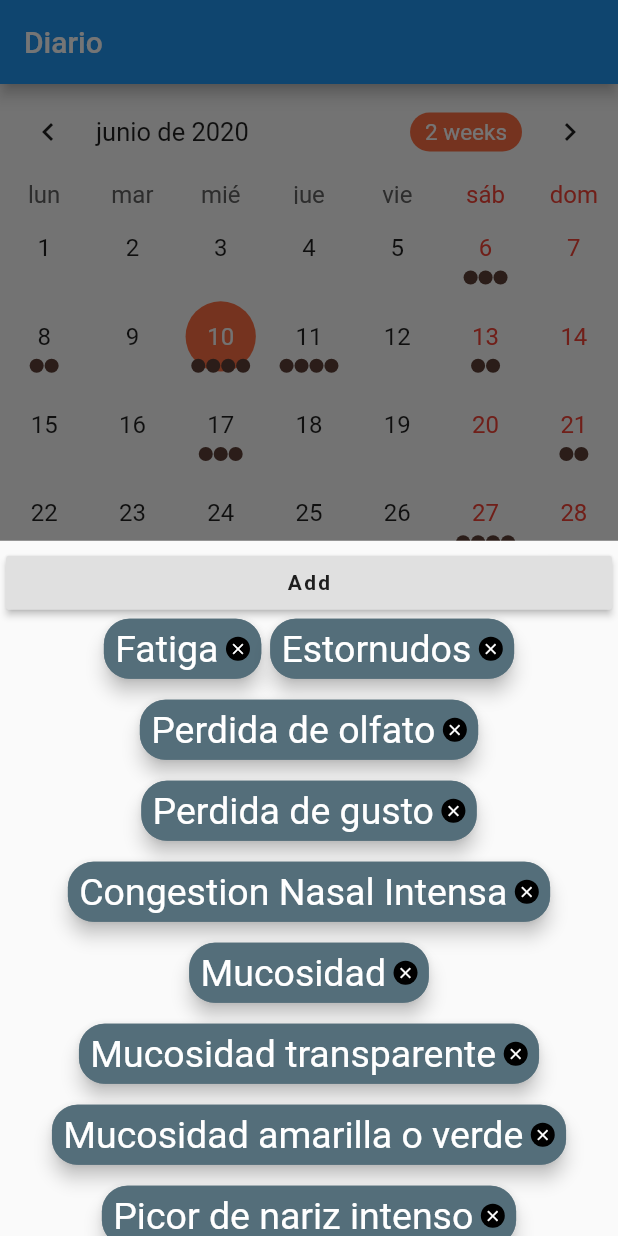
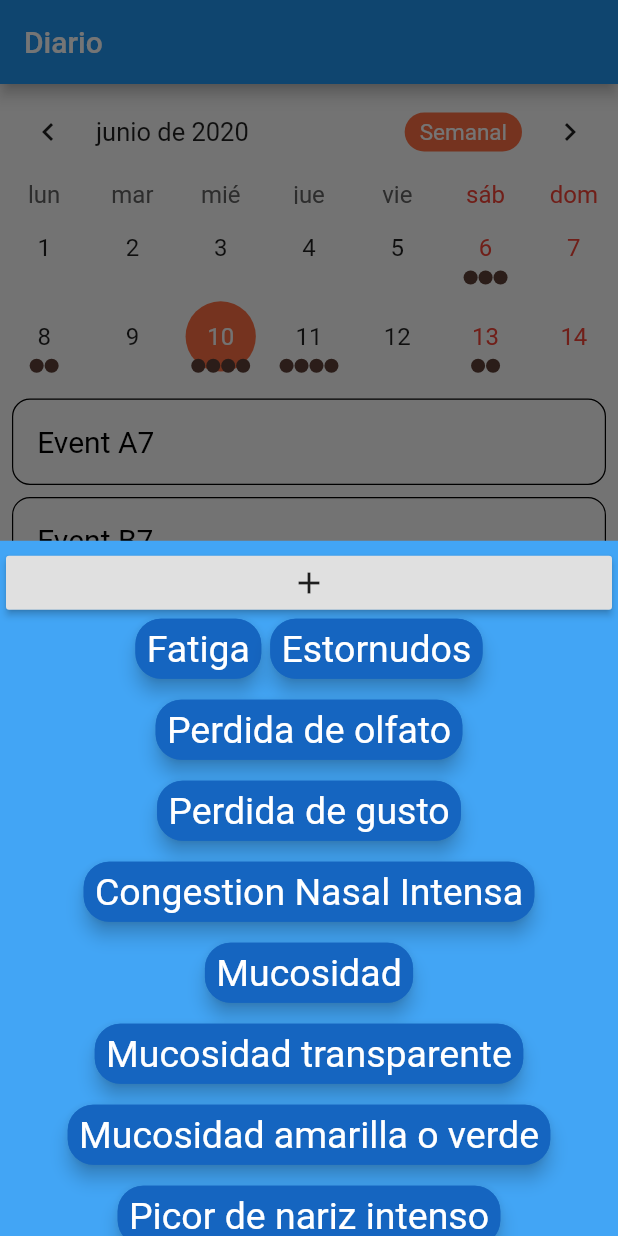
Before and after one commit to ftenaf/drwhatson, a Flutter app: the screen it shows after launch, item 2 of the bottom bar chosen, after a tap on the "add" icon, on a phone screen of 412 x 824 dp. Run offline on Flutter 3.47's test engine with Material 2 defaults, Android fonts, the phone set to English and light mode, and no system bars; drawn by our look-alikes of curved_navigation_bar, flutter_tags, table_calendar; our stand-ins replace easy_localization, flare_flutter, flutter_markdown, get_it, sembast, sembast_web and 2 more; missing offline and left inert: expressions, shared_preferences_web; accounts and stored records are empty; network calls fail; Roboto replaces fonts that are missing (Nunito).

Commit message:
calendar and events, to be finished

```diff
--- a/lib/ui/views/calendar_screen.dart
+++ b/lib/ui/views/calendar_screen.dart
@@ -53,17 +53,16 @@ class _CalendarScreenState extends State<CalendarScreen> with TickerProviderStat
     'Diarrea',
     'Dificultad para respirar',
     'Picor de ojos (conjuntivitis)',
-    'Asma',
-    'Sintomas prolongados y persistentes',
-    'Duración máxima de 15 días'
+    'Asma'
   ];
 
   List _items;
+  DateTime _selectedDay;
   @override
   void initState() {
     super.initState();
     _items = _list.toList();
-    final _selectedDay = DateTime.now();
+    _selectedDay = DateTime.now();
 
     _events = {
       _selectedDay.subtract(Duration(days: 30)): ['Event A0', 'Event B0', 'Event C0'],
@@ -104,6 +103,7 @@ class _CalendarScreenState extends State<CalendarScreen> with TickerProviderStat
   void _onDaySelected(DateTime day, List events) {
     print('CALLBACK: _onDaySelected');
     setState(() {
+      _selectedDay = day;
       _selectedEvents = events;
     });
   }
@@ -128,8 +128,8 @@ class _CalendarScreenState extends State<CalendarScreen> with TickerProviderStat
           _buildTableCalendar(),
           //_buildTableCalendarWithBuilders(),
           const SizedBox(height: 8.0),
-          _buildButtons(),
-          const SizedBox(height: 8.0),
+          /*_buildButtons(),
+          const SizedBox(height: 8.0),*/
           Expanded(child: _buildEventList()),
         ],
       ),
@@ -150,7 +150,14 @@ class _CalendarScreenState extends State<CalendarScreen> with TickerProviderStat
       calendarController: _calendarController,
       events: _events,
       holidays: _holidays,
+      initialSelectedDay: DateTime.now(),
       startingDayOfWeek: StartingDayOfWeek.monday,
+      initialCalendarFormat: CalendarFormat.twoWeeks,
+      availableCalendarFormats: const {
+        CalendarFormat.month: 'Mes',
+        CalendarFormat.twoWeeks: '2 Semanas',
+        CalendarFormat.week: 'Semanal',
+      },
       calendarStyle: CalendarStyle(
         selectedColor: Colors.deepOrange[400],
         todayColor: Colors.deepOrange[200],
@@ -167,55 +174,6 @@ class _CalendarScreenState extends State<CalendarScreen> with TickerProviderStat
       onDaySelected: _onDaySelected,
       onVisibleDaysChanged: _onVisibleDaysChanged,
       onCalendarCreated: _onCalendarCreated,
-    );
-  }
-
-  Widget _buildButtons() {
-    final dateTime = _events.keys.elementAt(_events.length - 2);
-
-    return Column(
-      children: <Widget>[
-        Row(
-          mainAxisSize: MainAxisSize.max,
-          mainAxisAlignment: MainAxisAlignment.spaceEvenly,
-          children: <Widget>[
-            RaisedButton(
-              child: Text('Month'),
-              onPressed: () {
-                setState(() {
-                  _calendarController.setCalendarFormat(CalendarFormat.month);
-                });
-              },
-            ),
-            RaisedButton(
-              child: Text('2 weeks'),
-              onPressed: () {
-                setState(() {
-                  _calendarController.setCalendarFormat(CalendarFormat.twoWeeks);
-                });
-              },
-            ),
-            RaisedButton(
-              child: Text('Week'),
-              onPressed: () {
-                setState(() {
-                  _calendarController.setCalendarFormat(CalendarFormat.week);
-                });
-              },
-            ),
-          ],
-        ),
-        /* const SizedBox(height: 8.0),
-        RaisedButton(
-          child: Text('Set day ${dateTime.day}-${dateTime.month}-${dateTime.year}'),
-          onPressed: () {
-            _calendarController.setSelectedDay(
-              DateTime(dateTime.year, dateTime.month, dateTime.day),
-              runCallback: true,
-            );
-          },
-        ),*/
-      ],
     );
   }
 
@@ -241,19 +199,18 @@ class _CalendarScreenState extends State<CalendarScreen> with TickerProviderStat
     double _fontSize = 25;
     showModalBottomSheet(
         context: context,
+        backgroundColor: Colors.blue[400],
         builder: (BuildContext context) {
           return ListView(shrinkWrap: true, padding: const EdgeInsets.all(4.0), children: <Widget>[
             RaisedButton(
-                child: Text('Add'),
+                child: Icon(Icons.add),
                 onPressed: () {
                   Navigator.pop(context);
                 }),
             Tags(
-                //key: _tagStateKey,
                 symmetry: true,
                 columns: 1,
                 horizontalScroll: false,
-                //verticalDirection: VerticalDirection.up,
                 heightHorizontalScroll: 60 * (_fontSize / 14),
                 textField: TagsTextField(
                   autofocus: false,
@@ -285,18 +242,11 @@ class _CalendarScreenState extends State<CalendarScreen> with TickerProviderStat
                     index: index,
                     title: item,
                     pressEnabled: true,
-                    activeColor: Colors.blueGrey[600],
+                    activeColor: Colors.blue[800],
                     singleItem: false,
-                    splashColor: Colors.green,
+                    color: Colors.blue[100],
+                    splashColor: Colors.blue,
                     combine: ItemTagsCombine.withTextBefore,
-                    removeButton: ItemTagsRemoveButton(
-                      onRemoved: () {
-                        setState(() {
-                          _items.removeAt(index);
-                        });
-                        return true;
-                      },
-                    ),
                     textScaleFactor: utf8.encode(item.substring(0, 1)).length > 2 ? 0.8 : 1,
                     textStyle: TextStyle(
                       fontSize: _fontSize,
```
